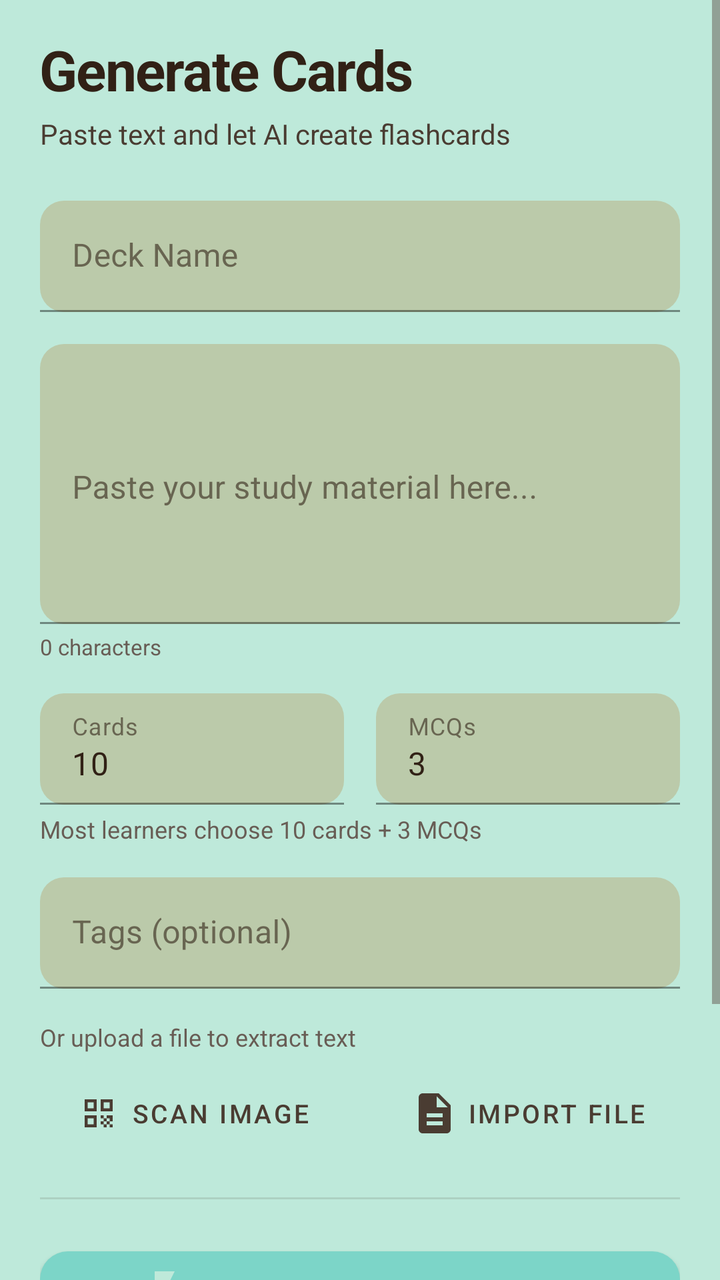
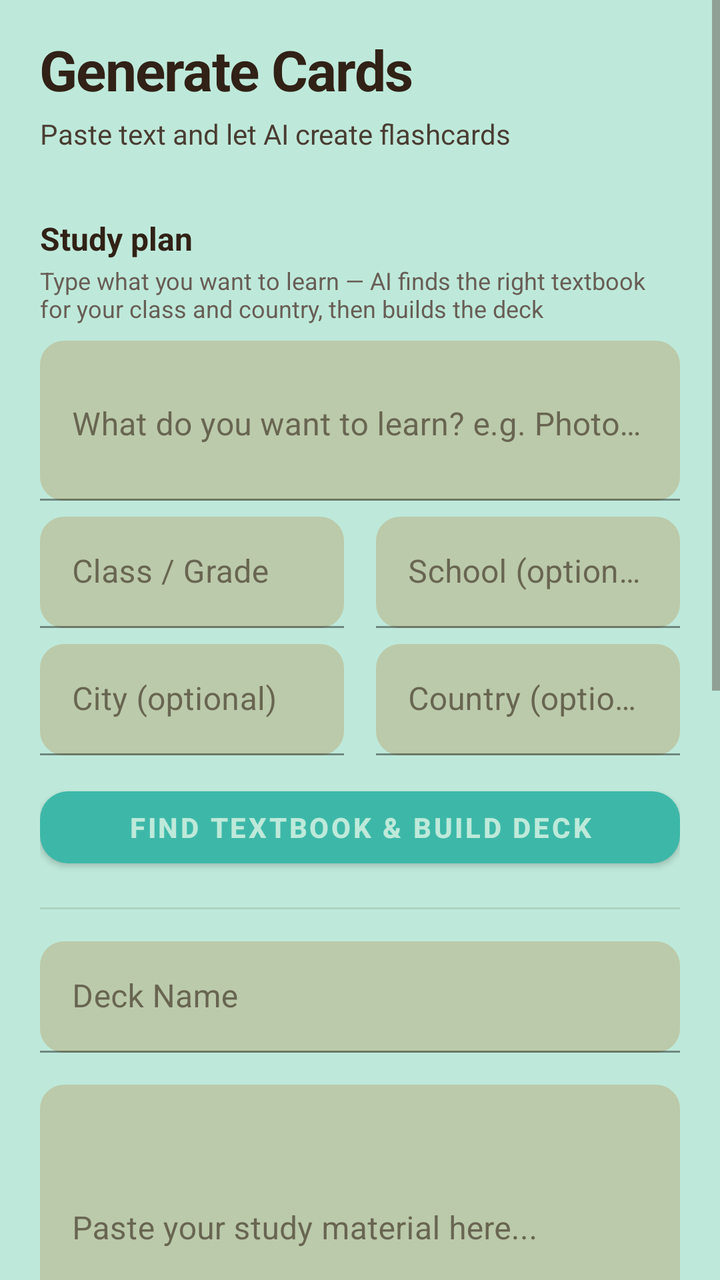

Two renders of the same Android screen: before a commit and after it. Below are the layout's source before the change and the commit's diff.
<!-- AndroidManifest.xml: application theme Theme.FlashcardQuiz -->
<!-- res/layout/fragment_generate.xml -->
<?xml version="1.0" encoding="utf-8"?>
<ScrollView xmlns:android="http://schemas.android.com/apk/res/android"
    xmlns:app="http://schemas.android.com/apk/res-auto"
    android:layout_width="match_parent"
    android:layout_height="match_parent"
    android:background="@color/canvas"
    android:fillViewport="true">

    <LinearLayout
        android:layout_width="match_parent"
        android:layout_height="wrap_content"
        android:orientation="vertical"
        android:paddingStart="20dp"
        android:paddingEnd="20dp"
        android:paddingTop="16dp"
        android:paddingBottom="16dp">

        <TextView
            android:id="@+id/tv_title"
            android:layout_width="wrap_content"
            android:layout_height="wrap_content"
            android:text="Generate Cards"
            android:textColor="@color/text_primary"
            android:textSize="28sp"
            android:textStyle="bold"
            android:letterSpacing="-0.02"
            android:layout_marginBottom="4dp" />

        <TextView
            android:id="@+id/tv_subtitle"
            android:layout_width="wrap_content"
            android:layout_height="wrap_content"
            android:text="Paste text and let AI create flashcards"
            android:textColor="@color/text_secondary"
            android:textSize="14sp"
            android:layout_marginBottom="24dp" />

        
        <com.google.android.material.textfield.TextInputLayout
            android:layout_width="match_parent"
            android:layout_height="wrap_content"
            android:hint="Deck Name"
            android:layout_marginBottom="16dp"
            app:boxBackgroundColor="@color/surface"
            app:boxStrokeColor="@color/border"
            app:hintTextColor="@color/primary_accent_deep"
            app:boxCornerRadiusTopStart="12dp"
            app:boxCornerRadiusTopEnd="12dp"
            app:boxCornerRadiusBottomStart="12dp"
            app:boxCornerRadiusBottomEnd="12dp">

            <com.google.android.material.textfield.TextInputEditText
                android:id="@+id/edit_deck_name"
                android:layout_width="match_parent"
                android:layout_height="wrap_content"
                android:textColor="@color/text_primary"
                android:textColorHint="@color/text_muted"
                android:inputType="text" />
        </com.google.android.material.textfield.TextInputLayout>

        
        <com.google.android.material.textfield.TextInputLayout
            android:layout_width="match_parent"
            android:layout_height="wrap_content"
            android:hint="Paste your study material here..."
            android:layout_marginBottom="4dp"
            app:boxBackgroundColor="@color/surface"
            app:boxStrokeColor="@color/border"
            app:hintTextColor="@color/primary_accent_deep"
            app:boxCornerRadiusTopStart="12dp"
            app:boxCornerRadiusTopEnd="12dp"
            app:boxCornerRadiusBottomStart="12dp"
            app:boxCornerRadiusBottomEnd="12dp">

            <com.google.android.material.textfield.TextInputEditText
                android:id="@+id/edit_source_text"
                android:layout_width="match_parent"
                android:layout_height="140dp"
                android:textColor="@color/text_primary"
                android:textColorHint="@color/text_muted"
                android:gravity="top"
                android:inputType="textMultiLine"
                android:scrollbars="vertical" />
        </com.google.android.material.textfield.TextInputLayout>

        
        <TextView
            android:id="@+id/tv_char_count"
            android:layout_width="match_parent"
            android:layout_height="wrap_content"
            android:text="0 characters"
            android:textColor="@color/text_muted"
            android:textSize="11sp"
            android:textAlignment="textEnd"
            android:layout_marginBottom="16dp" />

        
        <LinearLayout
            android:layout_width="match_parent"
            android:layout_height="wrap_content"
            android:orientation="horizontal"
            android:layout_marginBottom="4dp">

            <com.google.android.material.textfield.TextInputLayout
                android:layout_width="0dp"
                android:layout_height="wrap_content"
                android:layout_weight="1"
                android:hint="Cards"
                android:layout_marginEnd="8dp"
                app:boxBackgroundColor="@color/surface"
                app:boxStrokeColor="@color/border"
                app:hintTextColor="@color/primary_accent_deep"
                app:boxCornerRadiusTopStart="12dp"
                app:boxCornerRadiusTopEnd="12dp"
                app:boxCornerRadiusBottomStart="12dp"
                app:boxCornerRadiusBottomEnd="12dp">

                <com.google.android.material.textfield.TextInputEditText
                    android:id="@+id/edit_num_cards"
                    android:layout_width="match_parent"
                    android:layout_height="wrap_content"
                    android:text="10"
                    android:textColor="@color/text_primary"
                    android:inputType="number" />
            </com.google.android.material.textfield.TextInputLayout>

            <com.google.android.material.textfield.TextInputLayout
                android:layout_width="0dp"
                android:layout_height="wrap_content"
                android:layout_weight="1"
                android:hint="MCQs"
                android:layout_marginStart="8dp"
                app:boxBackgroundColor="@color/surface"
                app:boxStrokeColor="@color/border"
                app:hintTextColor="@color/primary_accent_deep"
                app:boxCornerRadiusTopStart="12dp"
                app:boxCornerRadiusTopEnd="12dp"
                app:boxCornerRadiusBottomStart="12dp"
                app:boxCornerRadiusBottomEnd="12dp">

                <com.google.android.material.textfield.TextInputEditText
                    android:id="@+id/edit_num_mcqs"
                    android:layout_width="match_parent"
                    android:layout_height="wrap_content"
                    android:text="3"
                    android:textColor="@color/text_primary"
                    android:inputType="number" />
            </com.google.android.material.textfield.TextInputLayout>
        </LinearLayout>

        <TextView
            android:id="@+id/tv_smart_defaults_hint"
            android:layout_width="match_parent"
            android:layout_height="wrap_content"
            android:text="Most learners choose 10 cards + 3 MCQs"
            android:textColor="@color/text_muted"
            android:textSize="12sp"
            android:layout_marginBottom="16dp" />

        
        <com.google.android.material.textfield.TextInputLayout
            android:layout_width="match_parent"
            android:layout_height="wrap_content"
            android:hint="Tags (optional)"
            android:layout_marginBottom="16dp"
            app:boxBackgroundColor="@color/surface"
            app:boxStrokeColor="@color/border"
            app:hintTextColor="@color/primary_accent_deep"
            app:boxCornerRadiusTopStart="12dp"
            app:boxCornerRadiusTopEnd="12dp"
            app:boxCornerRadiusBottomStart="12dp"
            app:boxCornerRadiusBottomEnd="12dp">

            <com.google.android.material.textfield.TextInputEditText
                android:id="@+id/edit_tags"
                android:layout_width="match_parent"
                android:layout_height="wrap_content"
                android:textColor="@color/text_primary"
                android:textColorHint="@color/text_muted"
                android:inputType="text" />
        </com.google.android.material.textfield.TextInputLayout>

        
        <TextView
            android:id="@+id/tv_file_hint"
            android:layout_width="match_parent"
            android:layout_height="wrap_content"
            android:text="Or upload a file to extract text"
            android:textColor="@color/text_muted"
            android:textSize="12sp"
            android:textAlignment="center"
            android:layout_marginBottom="8dp" />

        
        <LinearLayout
            android:layout_width="match_parent"
            android:layout_height="wrap_content"
            android:orientation="horizontal"
            android:layout_marginBottom="20dp">

            <com.google.android.material.button.MaterialButton
                android:id="@+id/btn_ocr"
                style="@style/Widget.MaterialComponents.Button.TextButton"
                android:layout_width="0dp"
                android:layout_height="44dp"
                android:layout_weight="1"
                android:text="Scan Image"
                android:textColor="@color/text_secondary"
                android:textSize="13sp"
                android:layout_marginEnd="8dp"
                app:icon="@drawable/ic_scan"
                app:iconTint="@color/text_secondary"
                app:iconGravity="textStart"
                app:iconPadding="4dp" />

            <com.google.android.material.button.MaterialButton
                android:id="@+id/btn_import_pdf"
                style="@style/Widget.MaterialComponents.Button.TextButton"
                android:layout_width="0dp"
                android:layout_height="44dp"
                android:layout_weight="1"
                android:text="Import File"
                android:textColor="@color/text_secondary"
                android:textSize="13sp"
                android:layout_marginStart="8dp"
                app:icon="@drawable/ic_file_upload"
                app:iconTint="@color/text_secondary"
                app:iconGravity="textStart"
                app:iconPadding="4dp" />
        </LinearLayout>

        
        <View
            android:layout_width="match_parent"
            android:layout_height="1dp"
            android:background="@color/border"
            android:layout_marginBottom="20dp" />

        
        <LinearLayout
            android:id="@+id/layout_progress"
            android:layout_width="match_parent"
            android:layout_height="wrap_content"
            android:orientation="vertical"
            android:gravity="center"
            android:visibility="gone"
            android:layout_marginBottom="16dp">

            <ProgressBar
                android:id="@+id/progress_bar"
                style="?android:attr/progressBarStyleHorizontal"
                android:layout_width="match_parent"
                android:layout_height="wrap_content"
                android:indeterminateTint="@color/primary_accent_deep"
                android:progressTint="@color/primary_accent"
                android:layout_marginBottom="8dp" />

            <TextView
                android:id="@+id/tv_status"
                android:layout_width="wrap_content"
                android:layout_height="wrap_content"
                android:text="Creating your cards..."
                android:textColor="@color/primary_accent_deep"
                android:textSize="13sp" />

            <ImageView
                android:id="@+id/iv_success"
                android:layout_width="48dp"
                android:layout_height="48dp"
                android:layout_marginTop="12dp"
                android:src="@drawable/ic_check_circle"
                android:visibility="gone"
                android:contentDescription="Success" />
        </LinearLayout>

        
        <com.google.android.material.button.MaterialButton
            android:id="@+id/btn_generate"
            android:layout_width="match_parent"
            android:layout_height="52dp"
            android:text="Generate my cards"
            android:textColor="@color/canvas"
            android:textSize="16sp"
            android:textStyle="bold"
            app:backgroundTint="@color/primary_accent"
            app:cornerRadius="14dp"
            app:icon="@drawable/ic_nav_generate"
            app:iconTint="@color/canvas"
            app:iconGravity="textStart" />

        
        <TextView
            android:id="@+id/btn_watch_ad"
            android:layout_width="match_parent"
            android:layout_height="40dp"
            android:text="Watch ad for +5 cards"
            android:textColor="@color/warning"
            android:textSize="12sp"
            android:textAlignment="center"
            android:gravity="center"
            android:background="?attr/selectableItemBackground"
            android:layout_marginBottom="16dp" />

        
        <View
            android:layout_width="0dp"
            android:layout_height="72dp" />

    </LinearLayout>
</ScrollView>
<!-- resources referenced by this layout -->
<resources>
  <color name="border">#1F312116</color>
  <color name="canvas">#BEE9DA</color>
  <color name="primary_accent">#7CD5C8</color>
  <color name="primary_accent_deep">#3DB8A8</color>
  <color name="surface">#BBCAAA</color>
  <color name="text_muted">#685D55</color>
  <color name="text_primary">#312116</color>
  <color name="text_secondary">#4A3C32</color>
  <color name="warning">#B8863B</color>
  <!-- drawable ic_check_circle (drawable) -->
  <vector xmlns:android="http://schemas.android.com/apk/res/android"
      android:width="24dp"
      android:height="24dp"
      android:viewportWidth="24"
      android:viewportHeight="24">
      <path
          android:fillColor="@color/primary_accent"
          android:pathData="M9,16.17L4.83,12l-1.42,1.41L9,19 21,7l-1.41,-1.41z"/>
  </vector>
  <!-- drawable ic_file_upload (drawable) -->
  <vector xmlns:android="http://schemas.android.com/apk/res/android"
      android:width="24dp"
      android:height="24dp"
      android:viewportWidth="24"
      android:viewportHeight="24">
      <path
          android:fillColor="@color/text_secondary"
          android:pathData="M14,2H6C4.9,2 4.01,2.9 4.01,4L4,20c0,1.1 0.89,2 1.99,2H18c1.1,0 2,-0.9 2,-2V8l-6,-6zM16,18H8v-2h8v2zM16,14H8v-2h8v2zM13,9V3.5L18.5,9H13z"/>
  </vector>
  <!-- drawable ic_nav_generate (drawable) -->
  <vector xmlns:android="http://schemas.android.com/apk/res/android"
      android:width="24dp"
      android:height="24dp"
      android:viewportWidth="24"
      android:viewportHeight="24"
      android:tint="@null">
      <path
          android:fillColor="@android:color/white"
          android:pathData="M7,2v11h3v9l7,-12h-4l4,-8z"/>
  </vector>
  <!-- drawable ic_scan (drawable) -->
  <vector xmlns:android="http://schemas.android.com/apk/res/android"
      android:width="24dp"
      android:height="24dp"
      android:viewportWidth="24"
      android:viewportHeight="24">
      <path
          android:fillColor="@color/text_secondary"
          android:pathData="M9.5,6.5v3h-3v-3h3M11,5H5v6h6V5zM9.5,14.5v3h-3v-3h3M11,13H5v6h6v-6zM17.5,6.5v3h-3v-3h3M19,5h-6v6h6V5zM13,13h1.5v1.5H13V13zM14.5,14.5H16V16h-1.5v-1.5zM16,13h1.5v1.5H16V13zM13,16h1.5v1.5H13V16zM14.5,17.5H16V19h-1.5v-1.5zM16,16h1.5v1.5H16V16zM17.5,14.5H19V16h-1.5v-1.5zM17.5,17.5H19V19h-1.5v-1.5zM19,13v1.5h-1.5V13H19z"/>
  </vector>
  <style name="Theme.FlashcardQuiz" parent="Theme.MaterialComponents.DayNight.NoActionBar">
          <item name="android:windowFullscreen">true</item>
          <item name="android:windowNoTitle">true</item>
          <item name="colorPrimary">@color/primary_accent</item>
          <item name="colorPrimaryVariant">@color/primary_accent_deep</item>
          <item name="colorOnPrimary">@color/on_primary</item>
          <item name="colorSecondary">@color/secondary_accent</item>
          <item name="colorOnSecondary">@color/on_primary</item>
          <item name="colorSurface">@color/surface</item>
          <item name="colorOnSurface">@color/text_primary</item>
          <item name="colorError">@color/error</item>
          <item name="android:colorBackground">@color/canvas</item>
          <item name="android:textColorPrimary">@color/text_primary</item>
          <item name="android:textColorSecondary">@color/text_muted</item>
          <item name="android:statusBarColor">@color/status_bar</item>
          <item name="android:navigationBarColor">@color/nav_bar</item>
          <item name="android:windowLightStatusBar">true</item>
      </style>
  <color name="on_primary">#1A2E28</color>
  <color name="secondary_accent">#9BAE8B</color>
  <color name="error">#C45B5B</color>
  <color name="status_bar">#BEE9DA</color>
  <color name="nav_bar">#BEE9DA</color>
</resources>

<!-- the commit's change to res/layout/fragment_generate.xml (unified diff, before → after) -->
@@ -34,6 +34,176 @@
             android:textColor="@color/text_secondary"
             android:textSize="14sp"
             android:layout_marginBottom="24dp" />
+
+                
+        <TextView
+            android:id="@+id/tv_study_title"
+            android:layout_width="wrap_content"
+            android:layout_height="wrap_content"
+            android:text="Study plan"
+            android:textColor="@color/text_primary"
+            android:textSize="16sp"
+            android:textStyle="bold"
+            android:layout_marginBottom="2dp"
+            android:layout_marginTop="8dp" />
+
+        <TextView
+            android:id="@+id/tv_study_hint"
+            android:layout_width="match_parent"
+            android:layout_height="wrap_content"
+            android:text="Type what you want to learn — AI finds the right textbook for your class and country, then builds the deck"
+            android:textColor="@color/text_muted"
+            android:textSize="12sp"
+            android:layout_marginBottom="8dp" />
+
+        <com.google.android.material.textfield.TextInputLayout
+            android:layout_width="match_parent"
+            android:layout_height="wrap_content"
+            android:hint="What do you want to learn? e.g. Photosynthesis, World War II"
+            android:layout_marginBottom="8dp"
+            app:boxBackgroundColor="@color/surface"
+            app:boxStrokeColor="@color/border"
+            app:hintTextColor="@color/primary_accent_deep"
+            app:boxCornerRadiusTopStart="12dp"
+            app:boxCornerRadiusTopEnd="12dp"
+            app:boxCornerRadiusBottomStart="12dp"
+            app:boxCornerRadiusBottomEnd="12dp">
+
+            <com.google.android.material.textfield.TextInputEditText
+                android:id="@+id/edit_study_prompt"
+                android:layout_width="match_parent"
+                android:layout_height="80dp"
+                android:textColor="@color/text_primary"
+                android:textColorHint="@color/text_muted"
+                android:gravity="top"
+                android:inputType="textMultiLine"
+                android:scrollbars="vertical" />
+        </com.google.android.material.textfield.TextInputLayout>
+
+        <LinearLayout
+            android:layout_width="match_parent"
+            android:layout_height="wrap_content"
+            android:orientation="horizontal"
+            android:layout_marginBottom="8dp">
+
+            <com.google.android.material.textfield.TextInputLayout
+                android:layout_width="0dp"
+                android:layout_height="wrap_content"
+                android:layout_weight="1"
+                android:hint="Class / Grade"
+                android:layout_marginEnd="8dp"
+                app:boxBackgroundColor="@color/surface"
+                app:boxStrokeColor="@color/border"
+                app:hintTextColor="@color/primary_accent_deep"
+                app:boxCornerRadiusTopStart="12dp"
+                app:boxCornerRadiusTopEnd="12dp"
+                app:boxCornerRadiusBottomStart="12dp"
+                app:boxCornerRadiusBottomEnd="12dp">
+
+                <com.google.android.material.textfield.TextInputEditText
+                    android:id="@+id/edit_study_class"
+                    android:layout_width="match_parent"
+                    android:layout_height="wrap_content"
+                    android:textColor="@color/text_primary"
+                    android:textColorHint="@color/text_muted"
+                    android:inputType="text" />
+            </com.google.android.material.textfield.TextInputLayout>
+
+            <com.google.android.material.textfield.TextInputLayout
+                android:layout_width="0dp"
+                android:layout_height="wrap_content"
+                android:layout_weight="1"
+                android:hint="School (optional)"
+                android:layout_marginStart="8dp"
+                app:boxBackgroundColor="@color/surface"
+                app:boxStrokeColor="@color/border"
+                app:hintTextColor="@color/primary_accent_deep"
+                app:boxCornerRadiusTopStart="12dp"
+                app:boxCornerRadiusTopEnd="12dp"
+                app:boxCornerRadiusBottomStart="12dp"
+                app:boxCornerRadiusBottomEnd="12dp">
+
+                <com.google.android.material.textfield.TextInputEditText
+                    android:id="@+id/edit_study_school"
+                    android:layout_width="match_parent"
+                    android:layout_height="wrap_content"
+                    android:textColor="@color/text_primary"
+                    android:textColorHint="@color/text_muted"
+                    android:inputType="text" />
+            </com.google.android.material.textfield.TextInputLayout>
+        </LinearLayout>
+
+        <LinearLayout
+            android:layout_width="match_parent"
+            android:layout_height="wrap_content"
+            android:orientation="horizontal"
+            android:layout_marginBottom="12dp">
+
+            <com.google.android.material.textfield.TextInputLayout
+                android:layout_width="0dp"
+                android:layout_height="wrap_content"
+                android:layout_weight="1"
+                android:hint="City (optional)"
+                android:layout_marginEnd="8dp"
+                app:boxBackgroundColor="@color/surface"
+                app:boxStrokeColor="@color/border"
+                app:hintTextColor="@color/primary_accent_deep"
+                app:boxCornerRadiusTopStart="12dp"
+                app:boxCornerRadiusTopEnd="12dp"
+                app:boxCornerRadiusBottomStart="12dp"
+                app:boxCornerRadiusBottomEnd="12dp">
+
+                <com.google.android.material.textfield.TextInputEditText
+                    android:id="@+id/edit_study_city"
+                    android:layout_width="match_parent"
+                    android:layout_height="wrap_content"
+                    android:textColor="@color/text_primary"
+                    android:textColorHint="@color/text_muted"
+                    android:inputType="text" />
+            </com.google.android.material.textfield.TextInputLayout>
+
+            <com.google.android.material.textfield.TextInputLayout
+                android:layout_width="0dp"
+                android:layout_height="wrap_content"
+                android:layout_weight="1"
+                android:hint="Country (optional)"
+                android:layout_marginStart="8dp"
+                app:boxBackgroundColor="@color/surface"
+                app:boxStrokeColor="@color/border"
+                app:hintTextColor="@color/primary_accent_deep"
+                app:boxCornerRadiusTopStart="12dp"
+                app:boxCornerRadiusTopEnd="12dp"
+                app:boxCornerRadiusBottomStart="12dp"
+                app:boxCornerRadiusBottomEnd="12dp">
+
+                <com.google.android.material.textfield.TextInputEditText
+                    android:id="@+id/edit_study_country"
+                    android:layout_width="match_parent"
+                    android:layout_height="wrap_content"
+                    android:textColor="@color/text_primary"
+                    android:textColorHint="@color/text_muted"
+                    android:inputType="text" />
+            </com.google.android.material.textfield.TextInputLayout>
+        </LinearLayout>
+
+        <com.google.android.material.button.MaterialButton
+            android:id="@+id/btn_study"
+            android:layout_width="match_parent"
+            android:layout_height="48dp"
+            android:text="Find textbook &amp; build deck"
+            android:textColor="@color/canvas"
+            android:textSize="14sp"
+            android:textStyle="bold"
+            app:backgroundTint="@color/primary_accent_deep"
+            app:cornerRadius="14dp"
+            android:layout_marginBottom="16dp" />
+
+        
+        <View
+            android:layout_width="match_parent"
+            android:layout_height="1dp"
+            android:background="@color/border"
+            android:layout_marginBottom="16dp" />
 
         
         <com.google.android.material.textfield.TextInputLayout
